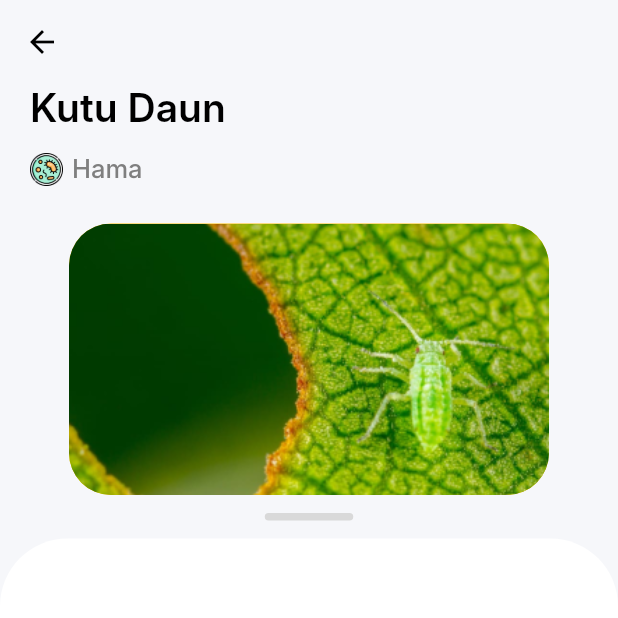
After one commit to BhreKheley/Variegata_Project, a Flutter app: the DetailHamaPenyakit screen opened directly, on a phone screen of 412 x 824 dp, the top half of it. The commit adds this screen. Run offline on Flutter 3.47's test engine with Material 2 defaults, Android fonts, the light colour scheme and no system bars; our stand-ins replace animated_splash_screen, carousel_slider, flutter_svg, get, google_fonts; Roboto replaces fonts that are missing (Inter).

Commit message:
[BN] Detail Hama & Penyakit

```diff
--- a/lib/pages/catalog_shop/tanaman_catalog.dart
+++ b/lib/pages/catalog_shop/tanaman_catalog.dart
@@ -1,4 +1,5 @@
 import 'package:flutter/material.dart';
+import 'package:variegata_project/pages/budidaya_page.dart';
 // import 'package:variegata_project/pages/detail_page.dart';
 
 import '../../common/widget/product_card.dart';
@@ -69,11 +70,21 @@ class _ShopTanamanState extends State<ShopTanaman> {
                       ),
                     ],
                   ),
+                  child: GestureDetector(
+                    onTap: () {
+                      Navigator.push(
+                        context,
+                        MaterialPageRoute(
+                          builder: (context) => BudidayaPage(),
+                        ),
+                      );
+                    },
                     child: ProductCard(
                       image: 'antasoma.png',
                       title:
                           'Tanaman Hias Antasoma (Caladium Xanthosoma Lindeni) Anakan',
                       price: 'Rp105.000',
+                    ),
                   ),
                 );
               },
--- /dev/null
+++ b/lib/pages/detail_hama.dart
@@ -0,0 +1,122 @@
+import 'package:flutter/material.dart';
+import 'package:variegata_project/pages/budidaya_detail.dart';
+
+class DetailHamaPenyakit extends StatefulWidget {
+  DetailHamaPenyakit({Key? key}) : super(key: key);
+
+  @override
+  State<DetailHamaPenyakit> createState() => _DetailHamaPenyakitState();
+}
+
+class _DetailHamaPenyakitState extends State<DetailHamaPenyakit> {
+  @override
+  Widget build(BuildContext context) {
+    return Scaffold(
+      backgroundColor: Color(0xFFF6F7FA),
+      appBar: AppBar(
+        leading: BackButton(
+          onPressed: () {
+            Navigator.push(
+              context,
+              MaterialPageRoute(
+                builder: (context) =>
+                    DetailBudidaya(), // Ganti dengan halaman berikutnya
+              ),
+            );
+          },
+          color: Colors.black,
+        ),
+        backgroundColor: Color(0xFFF6F7FA),
+        elevation: 0,
+      ),
+      body: SafeArea(
+        child: SingleChildScrollView(
+          child: Column(
+            children: [
+              Container(
+                padding: EdgeInsets.symmetric(horizontal: 20),
+                child: Column(
+                  children: [
+                    Column(
+                      crossAxisAlignment: CrossAxisAlignment.start,
+                      children: [
+                        Text(
+                          'Kutu Daun',
+                          style: TextStyle(
+                            color: Colors.black,
+                            fontSize: 26,
+                            fontFamily: "Inter",
+                            fontWeight: FontWeight.w600,
+                          ),
+                        ),
+                        SizedBox(
+                          height: 15,
+                        ),
+                        Row(
+                          children: [
+                            Container(
+                              width: 22,
+                              height: 22,
+                              child: Image(
+                                image: AssetImage('assets/img/hama_icon.png'),
+                              ),
+                            ),
+                            SizedBox(
+                              width: 6,
+                            ),
+                            Text(
+                              "Hama",
+                              style: TextStyle(
+                                color: Color(0xff7f7f7f),
+                                fontSize: 17,
+                                fontFamily: "Inter",
+                                fontWeight: FontWeight.w500,
+                              ),
+                            ),
+                          ],
+                        ),
+                      ],
+                    ),
+                    Container(
+                      margin: EdgeInsets.only(top: 25),
+                      width: 320,
+                      height: 181,
+                      decoration: BoxDecoration(
+                        borderRadius: BorderRadius.circular(28),
+                        color: Colors.amber,
+                        image: DecorationImage(
+                          image: AssetImage('assets/img/hama.png'),
+                          fit: BoxFit.cover,
+                        ),
+                      ),
+                    ),
+                    Container(
+                      margin: EdgeInsets.symmetric(vertical: 12),
+                      width: 59,
+                      height: 5,
+                      decoration: BoxDecoration(
+                        borderRadius: BorderRadius.circular(4),
+                        color: Color(0xffd9d9d9),
+                      ),
+                    ),
+                  ],
+                ),
+              ),
+              Container(
+                padding: EdgeInsets.symmetric(horizontal: 20),
+                width: MediaQuery.of(context).size.width,
+                height: MediaQuery.of(context).size.height,
+                decoration: BoxDecoration(
+                  color: Colors.white,
+                  borderRadius: BorderRadius.vertical(
+                    top: Radius.circular(45),
+                  ),
+                ),
+              ),
+            ],
+          ),
+        ),
+      ),
+    );
+  }
+}
--- a/lib/pages/hama_penyakit.dart
+++ b/lib/pages/hama_penyakit.dart
@@ -1,4 +1,5 @@
 import 'package:flutter/material.dart';
+import 'package:variegata_project/pages/detail_hama.dart';
 
 class HamaPenyakit extends StatelessWidget {
   const HamaPenyakit({Key? key}) : super(key: key);
@@ -37,10 +38,19 @@ class HamaPenyakit extends StatelessWidget {
                 ],
               ),
             ),
-            CardHama(
-              'hama.png',
-              'Kutu Daun',
-              'Aphids',
+            GestureDetector(
+              onTap: () {
+                Navigator.push(
+                    context,
+                    MaterialPageRoute(
+                      builder: (context) => DetailHamaPenyakit(),
+                    ));
+              },
+              child: CardHama(
+                'hama.png',
+                'Kutu Daun',
+                'Aphids',
+              ),
             ),
             CardHama(
               'hama.png',
```
Lines whose indentation alone changed are shown as unchanged.
